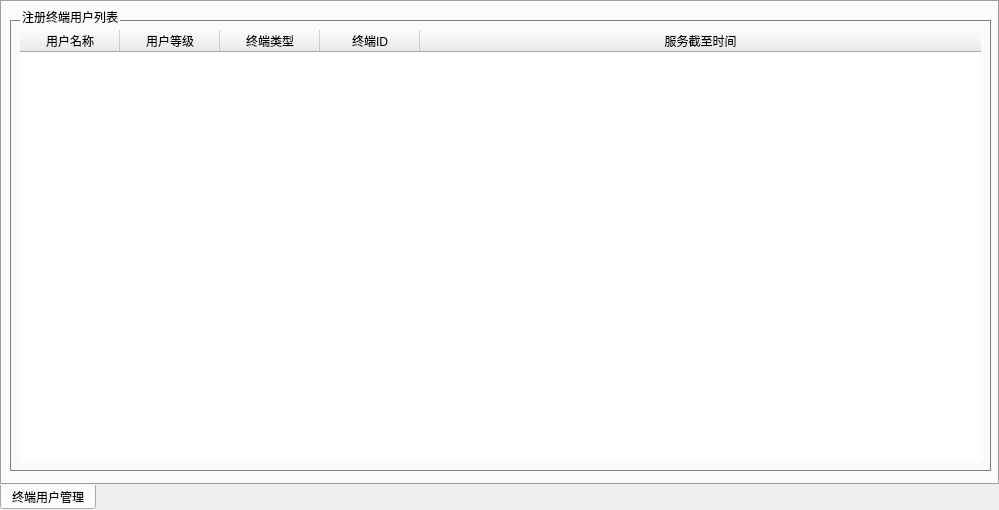
yanghang8612/SMAMMainUI, file widget/usermanager_widget.ui: the form before one commit.
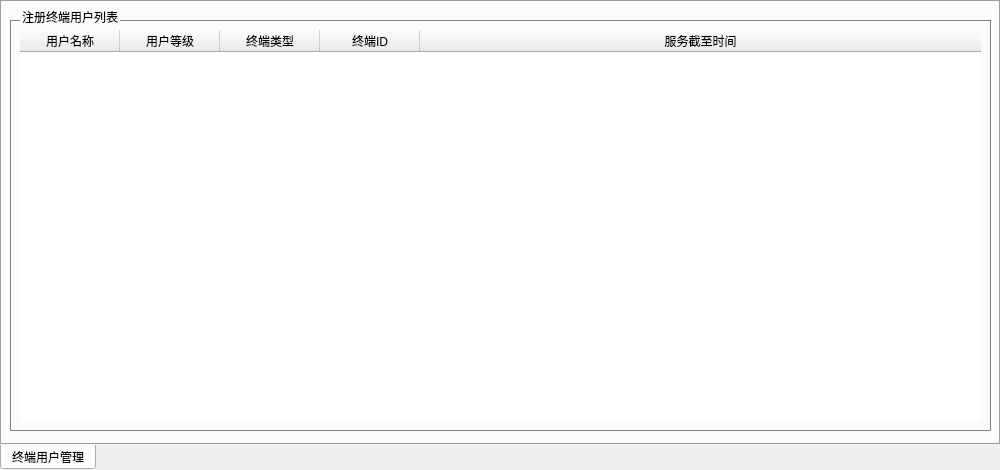
The form after the commit.

```diff
--- a/widget/usermanager_widget.ui
+++ b/widget/usermanager_widget.ui
@@ -6,8 +6,8 @@
    <rect>
     <x>0</x>
     <y>0</y>
-    <width>999</width>
-    <height>510</height>
+    <width>1000</width>
+    <height>470</height>
    </rect>
   </property>
   <property name="windowTitle">
@@ -37,7 +37,7 @@
       <x>10</x>
       <y>10</y>
       <width>981</width>
-      <height>461</height>
+      <height>421</height>
      </rect>
     </property>
     <property name="styleSheet">
```
